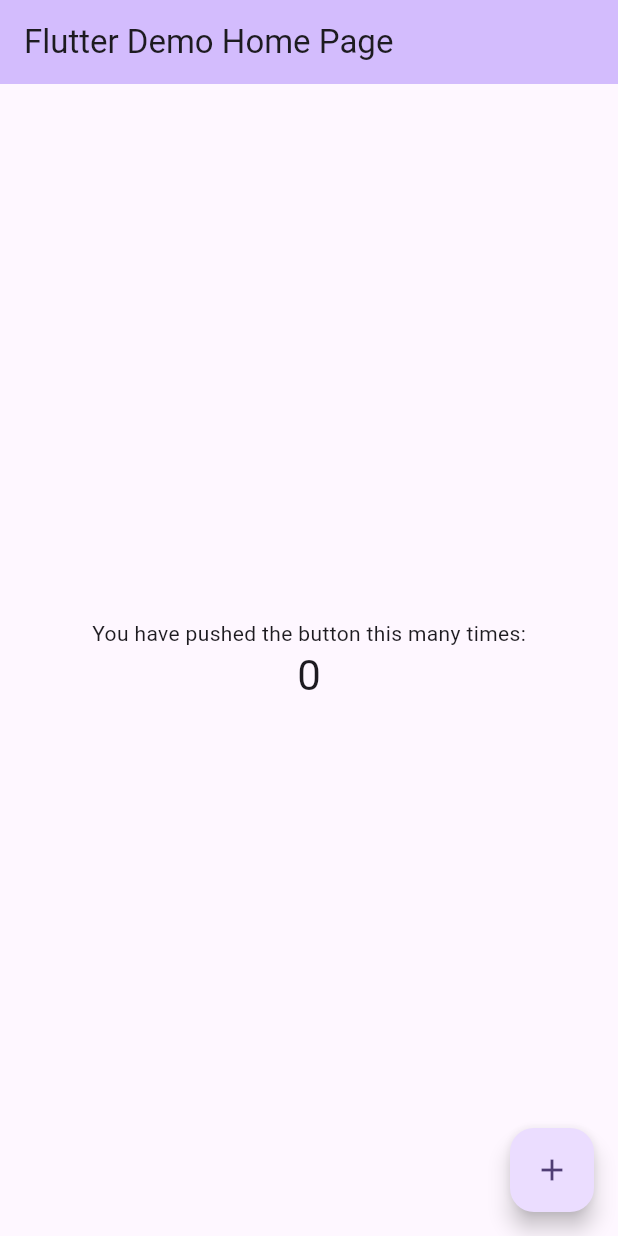
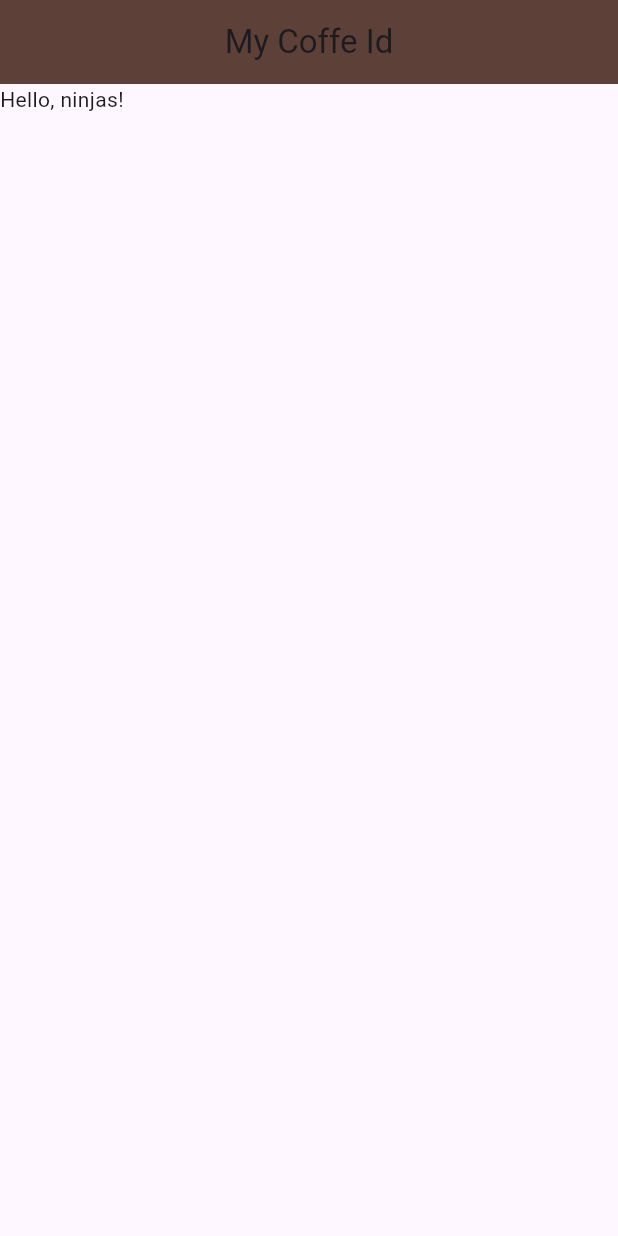
Before and after one commit to Gaurund/Coffee_Card, a Flutter app: the screen it shows after launch, on a phone screen of 412 x 824 dp. Run offline on Flutter 3.47's test engine with Material 3 defaults, Android fonts, the phone set to English and light mode, and no system bars.

```diff
--- a/lib/main.dart
+++ b/lib/main.dart
@@ -1,110 +1,13 @@
 import 'package:flutter/material.dart';
 
 void main() {
-  runApp(const MyApp());
+  runApp(MaterialApp(
+      home: Scaffold(
+    appBar: AppBar(
+      title: const Text('My Coffe Id'),
+      backgroundColor: Colors.brown[700],
+      centerTitle: true,
+    ),
+    body: const Text('Hello, ninjas!'),
+  )));
 }
-
-class MyApp extends StatelessWidget {
-  const MyApp({super.key});
-
-  // This widget is the root of your application.
-  @override
-  Widget build(BuildContext context) {
-    return MaterialApp(
-      title: 'Flutter Demo',
-      theme: ThemeData(
-        colorScheme: ColorScheme.fromSeed(seedColor: Colors.deepPurple),
-        useMaterial3: true,
-      ),
-      home: const MyHomePage(title: 'Flutter Demo Home Page'),
-    );
-  }
-}
-
-class MyHomePage extends StatefulWidget {
-  const MyHomePage({super.key, required this.title});
-
-  // This widget is the home page of your application. It is stateful, meaning
-  // that it has a State object (defined below) that contains fields that affect
-  // how it looks.
-
-  // This class is the configuration for the state. It holds the values (in this
-  // case the title) provided by the parent (in this case the App widget) and
-  // used by the build method of the State. Fields in a Widget subclass are
-  // always marked "final".
-
-  final String title;
-
-  @override
-  State<MyHomePage> createState() => _MyHomePageState();
-}
-
-class _MyHomePageState extends State<MyHomePage> {
-  int _counter = 0;
-
-  void _incrementCounter() {
-    setState(() {
-      // This call to setState tells the Flutter framework that something has
-      // changed in this State, which causes it to rerun the build method below
-      // so that the display can reflect the updated values. If we changed
-      // _counter without calling setState(), then the build method would not be
-      // called again, and so nothing would appear to happen.
-      _counter++;
-    });
-  }
-
-  @override
-  Widget build(BuildContext context) {
-    // This method is rerun every time setState is called, for instance as done
-    // by the _incrementCounter method above.
-    //
-    // The Flutter framework has been optimized to make rerunning build methods
-    // fast, so that you can just rebuild anything that needs updating rather
-    // than having to individually change instances of widgets.
-    return Scaffold(
-      appBar: AppBar(
-        // TRY THIS: Try changing the color here to a specific color (to
-        // Colors.amber, perhaps?) and trigger a hot reload to see the AppBar
-        // change color while the other colors stay the same.
-        backgroundColor: Theme.of(context).colorScheme.inversePrimary,
-        // Here we take the value from the MyHomePage object that was created by
-        // the App.build method, and use it to set our appbar title.
-        title: Text(widget.title),
-      ),
-      body: Center(
-        // Center is a layout widget. It takes a single child and positions it
-        // in the middle of the parent.
-        child: Column(
-          // Column is also a layout widget. It takes a list of children and
-          // arranges them vertically. By default, it sizes itself to fit its
-          // children horizontally, and tries to be as tall as its parent.
-          //
-          // Column has various properties to control how it sizes itself and
-          // how it positions its children. Here we use mainAxisAlignment to
-          // center the children vertically; the main axis here is the vertical
-          // axis because Columns are vertical (the cross axis would be
-          // horizontal).
-          //
-          // TRY THIS: Invoke "debug painting" (choose the "Toggle Debug Paint"
-          // action in the IDE, or press "p" in the console), to see the
-          // wireframe for each widget.
-          mainAxisAlignment: MainAxisAlignment.center,
-          children: <Widget>[
-            const Text(
-              'You have pushed the button this many times:',
-            ),
-            Text(
-              '$_counter',
-              style: Theme.of(context).textTheme.headlineMedium,
-            ),
-          ],
-        ),
-      ),
-      floatingActionButton: FloatingActionButton(
-        onPressed: _incrementCounter,
-        tooltip: 'Increment',
-        child: const Icon(Icons.add),
-      ), // This trailing comma makes auto-formatting nicer for build methods.
-    );
-  }
-}
```
